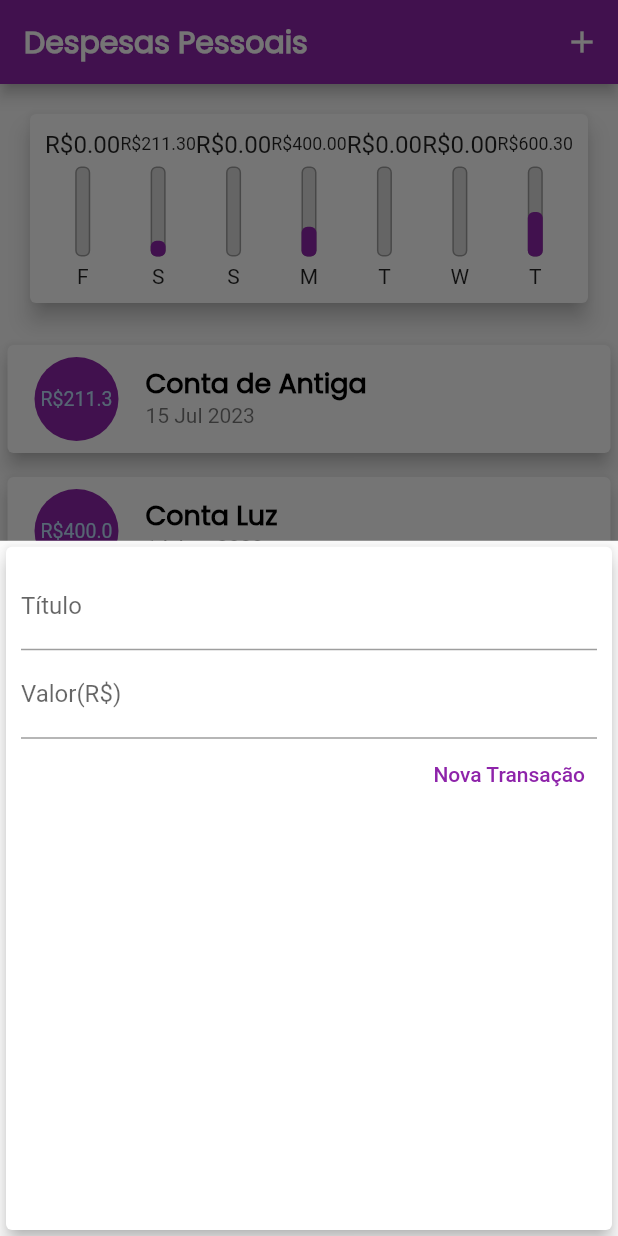
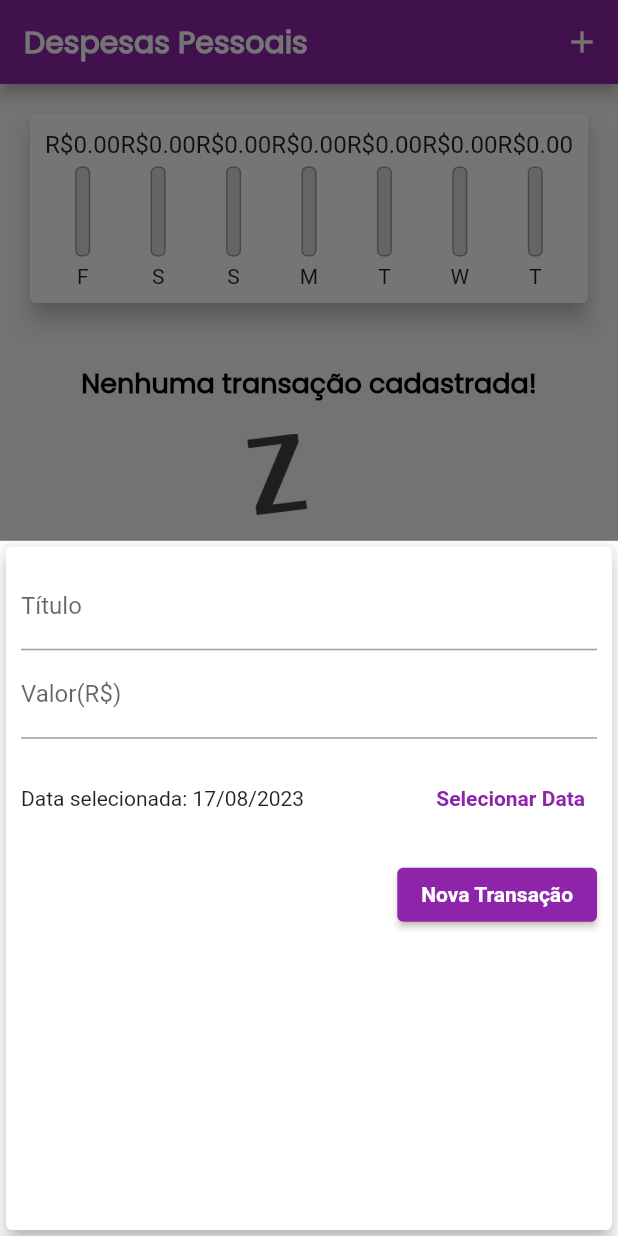
Before and after one commit to JuliaBianchi/curso_flutter, a Flutter app: the screen it shows after launch, after a tap on the "add" icon, on a phone screen of 412 x 824 dp. Run offline on Flutter 3.47's test engine with Material 2 defaults, Android fonts, the light colour scheme and no system bars; missing offline and left inert: dart:ffi.

Commit message:
feat: Alterando formulário, exibindo DatePicket, adicionando recurso pra alterar data e excluir transação

```diff
--- a/expenses/lib/components/chart.dart
+++ b/expenses/lib/components/chart.dart
@@ -56,7 +56,7 @@ class Chart extends StatelessWidget {
               child: ChartBar(
                 label: tr['day'] as String,
                 value: tr['value'] as double,
-                percentage: (tr['value'] as double) / _weekTotalValue,
+                percentage: _weekTotalValue ==0 ? 0 : (tr['value'] as double) / _weekTotalValue,
               ),
             );
           }).toList(),
--- a/expenses/lib/components/transaction_form.dart
+++ b/expenses/lib/components/transaction_form.dart
@@ -1,8 +1,8 @@
 import 'package:flutter/material.dart';
+import 'package:intl/intl.dart';
 
 class TransactionForm extends StatefulWidget {
-
-  final void Function(String, double) onSubmit;
+  final void Function(String, double, DateTime) onSubmit;
 
   const TransactionForm(this.onSubmit);
 
@@ -11,18 +11,34 @@ class TransactionForm extends StatefulWidget {
 }
 
 class _TransactionFormState extends State<TransactionForm> {
-  final titleController = TextEditingController();
+  final _titleController = TextEditingController();
+  final _valueController = TextEditingController();
+  DateTime _selectedDate = DateTime.now();
 
-  final valueController = TextEditingController();
+  _submitForm() {
+    final title = _titleController.text;
+    final value = double.tryParse(_valueController.text) ?? 0;
 
-  _submitForm(){
-    final title = titleController.text;
-    final value = double.tryParse(valueController.text) ?? 0;
-
-    if(title.isEmpty || value <=0){
+    if (title.isEmpty || value <= 0 || _selectedDate == null) {
       return;
     }
-    widget.onSubmit(title, value);
+    widget.onSubmit(title, value, _selectedDate!);
+  }
+
+  _showDataPicker() {
+    showDatePicker(
+      context: context,
+      initialDate: DateTime.now(),
+      firstDate: DateTime(2010),
+      lastDate: DateTime.now(),
+    ).then((pickedDate) {
+      if (pickedDate == null) {
+        return;
+      }
+      setState(() {
+        _selectedDate = pickedDate;
+      });
+    });
   }
 
   @override
@@ -33,29 +49,62 @@ class _TransactionFormState extends State<TransactionForm> {
         padding: const EdgeInsets.all(10),
         child: Column(
           children: [
+            //tíulo da transação
             TextField(
-              controller: titleController,
+              controller: _titleController,
               onSubmitted: (_) => _submitForm(),
               decoration: const InputDecoration(
                 labelText: 'Título',
               ),
             ),
+
+            //valor da transação
             TextField(
-              controller: valueController,
-              keyboardType: const TextInputType.numberWithOptions(decimal: true),
+              controller: _valueController,
+              keyboardType:
+                  const TextInputType.numberWithOptions(decimal: true),
               onSubmitted: (_) => _submitForm(),
               decoration: const InputDecoration(
                 labelText: 'Valor(R\$)',
               ),
             ),
+            Container(
+              height: 80,
+              child: Row(
+                children: [
+                   Expanded(
+                     child: Text(
+                        _selectedDate == null
+                        ? 'Nenhuma data selecionada!'
+                        : 'Data selecionada: ${DateFormat('dd/MM/y').format(_selectedDate!)}',
+                     ),
+                   ),
+                  TextButton(
+                    child:  Text(
+                      'Selecionar Data',
+                      style: TextStyle(
+                        fontWeight: FontWeight.bold,
+                      ),
+                    ),
+                    onPressed: _showDataPicker,
+                  ),
+                ],
+              ),
+            ),
+
+            //botão
             Row(
               mainAxisAlignment: MainAxisAlignment.end,
               children: [
-                TextButton(
+                ElevatedButton(
+                  onPressed: _submitForm,
                   child: const Text(
                     'Nova Transação',
+                    style: TextStyle(
+                      color: Colors.white,
+                      fontWeight: FontWeight.bold,
+                    ),
                   ),
-                  onPressed: _submitForm,
                 ),
               ],
             )
--- a/expenses/lib/components/transaction_list.dart
+++ b/expenses/lib/components/transaction_list.dart
@@ -4,8 +4,10 @@ import 'package:intl/intl.dart';
 
 class TransactionList extends StatelessWidget {
   final List<Transaction> transactions;
+  final void Function(String) onRemove;
 
-  TransactionList(this.transactions);
+  TransactionList(this.transactions, this.onRemove);
+
 
   @override
   Widget build(BuildContext context) {
@@ -42,12 +44,17 @@ class TransactionList extends StatelessWidget {
                   ),
                   child: ListTile(
                     leading: CircleAvatar(
-                      backgroundColor:Theme.of(context).colorScheme.primary,
+                      backgroundColor: Colors.purple,
                       radius: 30,
                       child: Padding(
                         padding: const EdgeInsets.all(6),
                         child: FittedBox(
-                          child: Text('R\$${tr.value}'),
+                          child: Text(
+                            'R\$${tr.value.toStringAsFixed(2)}',
+                            style: const TextStyle(
+                              color: Colors.white,
+                            ),
+                          ),
                         ),
                       ),
                     ),
@@ -58,6 +65,11 @@ class TransactionList extends StatelessWidget {
                     subtitle: Text(
                       DateFormat('d MMM y').format(tr.date),
                     ),
+                    trailing: IconButton(
+                      icon: Icon(Icons.delete),
+                      color: Theme.of(context).colorScheme.error,
+                      onPressed: () => onRemove(tr.id),
+                    ) ,
                   ),
                 );
               },
--- a/expenses/lib/main.dart
+++ b/expenses/lib/main.dart
@@ -34,6 +34,7 @@ class ExpansesApp extends StatelessWidget {
             fontSize: 20,
             fontWeight: FontWeight.bold,
           ),
+
         ),
       ),
     );
@@ -46,14 +47,7 @@ class MyHomePage extends StatefulWidget {
 }
 
 class _MyHomePageState extends State<MyHomePage> {
-  final List<Transaction> _transactions = [
-    Transaction(id: 't0', title: 'Conta de Antiga', value: 211.30, date: DateTime.now().subtract(const Duration(days: 33)),),
-    Transaction(id: 't1', title: 'Conta Luz', value: 400.00, date: DateTime.now().subtract(const Duration(days: 3)),),
-    Transaction(id: 't2', title: 'Conta de Água', value: 211.30, date: DateTime.now().subtract(const Duration(days: 5)),),
-    Transaction(id: 't3', title: 'Conta de Internet', value: 100.00, date: DateTime.now()),
-    Transaction(id: 't4', title: 'Cartão', value: 500.30, date: DateTime.now()),
-
-  ];
+  final List<Transaction> _transactions = [];
 
   List<Transaction> get _recentTransactions {
     return _transactions.where((tr) {
@@ -63,12 +57,12 @@ class _MyHomePageState extends State<MyHomePage> {
     }).toList();
   }
 
-  _addTransaction(String title, double value) {
+  _addTransaction(String title, double value, DateTime date) {
     final newTransaction = Transaction(
       id: Random().nextDouble().toString(),
       title: title,
       value: value,
-      date: DateTime.now(),
+      date: date,
     );
 
     setState(() {
@@ -88,6 +82,12 @@ class _MyHomePageState extends State<MyHomePage> {
     );
   }
 
+  _removeTransaction(String id){
+    setState(() {
+      _transactions.removeWhere((tr) => tr.id == id);
+    });
+  }
+
   @override
   Widget build(BuildContext context) {
     return Scaffold(
@@ -105,7 +105,7 @@ class _MyHomePageState extends State<MyHomePage> {
           crossAxisAlignment: CrossAxisAlignment.stretch,
           children: [
             Chart(_recentTransactions),
-            TransactionList(_transactions),
+            TransactionList(_transactions, _removeTransaction),
           ],
         ),
       ),
```
